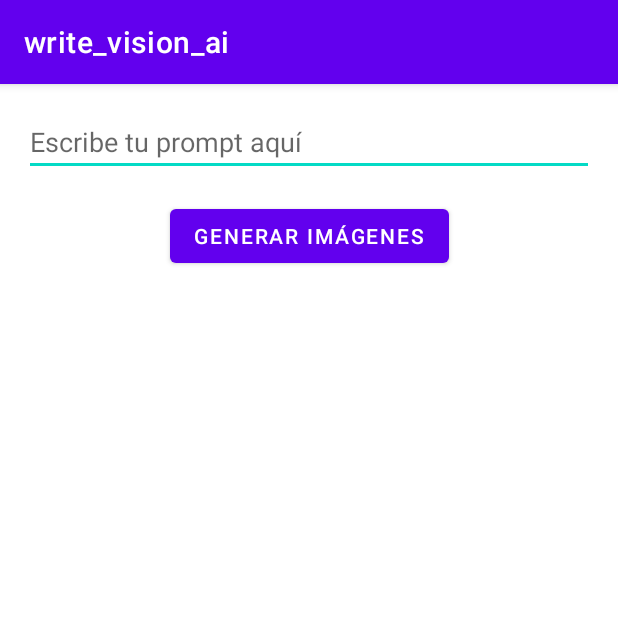
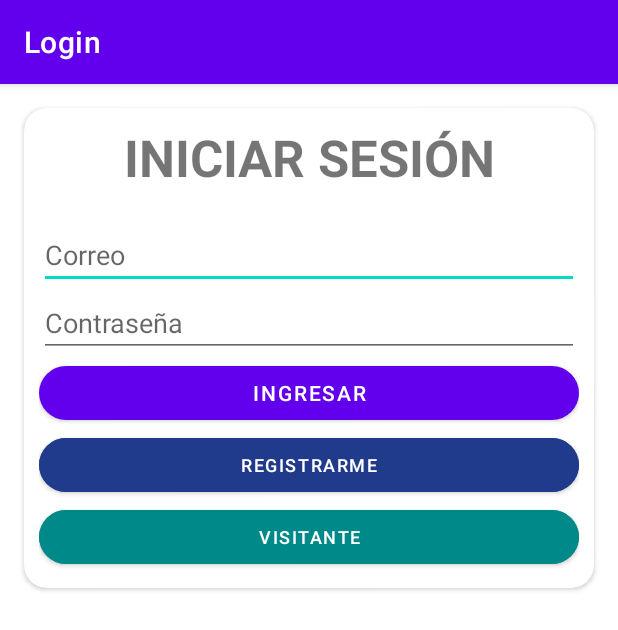
Before and after one commit to spardoc/StoryLens, an Android app: the screen it shows after launch (MainActivity before the commit, LoginActivity after it), on a phone screen of 412 x 824 dp. Shown: the top 630 px of the screen. Run offline under Robolectric (Android 15) with nearby library versions, the phone set to English and light mode, and no system bars; our stand-ins replace Firebase (no records; nobody signed in at launch, a user with empty details on screens opened directly).

Commit message:
added login and registration in firebase

```diff
--- /dev/null
+++ b/app/src/main/java/com/example/write_vision_ai/LoginActivity.java
@@ -0,0 +1,124 @@
+package com.example.write_vision_ai;
+
+import android.os.Bundle;
+
+import androidx.activity.EdgeToEdge;
+import androidx.appcompat.app.AppCompatActivity;
+import androidx.core.graphics.Insets;
+import androidx.core.view.ViewCompat;
+import androidx.core.view.WindowInsetsCompat;
+
+import androidx.annotation.NonNull;
+
+import android.content.Intent;
+import android.view.View;
+import android.widget.Button;
+import android.widget.EditText;
+import android.widget.Toast;
+
+import com.google.android.gms.tasks.OnCompleteListener;
+import com.google.android.gms.tasks.OnFailureListener;
+import com.google.android.gms.tasks.Task;
+import com.google.firebase.auth.AuthResult;
+import com.google.firebase.auth.FirebaseAuth;
+import com.google.firebase.auth.FirebaseUser;
+
+
+public class LoginActivity extends AppCompatActivity {
+
+    Button btn_login, btn_register, btn_login_anonymous;
+    EditText email, password;
+    FirebaseAuth mAuth;
+
+    @Override
+    protected void onCreate(Bundle savedInstanceState) {
+        super.onCreate(savedInstanceState);
+        setContentView(R.layout.activity_login);
+        this.setTitle("Login");
+
+        mAuth = FirebaseAuth.getInstance();
+
+        email = findViewById(R.id.correo);
+        password = findViewById(R.id.contrasena);
+        btn_login = findViewById(R.id.btn_ingresar);
+        btn_register = findViewById(R.id.btn_register);
+        btn_login_anonymous = findViewById(R.id.btn_anonymous);
+
+        btn_login.setOnClickListener(new View.OnClickListener() {
+            @Override
+            public void onClick(View view) {
+                String emailUser = email.getText().toString().trim();
+                String passUser = password.getText().toString().trim();
+
+                if (emailUser.isEmpty() && passUser.isEmpty()){
+                    Toast.makeText(LoginActivity.this, "Ingresar los datos", Toast.LENGTH_SHORT).show();
+                }else{
+                    loginUser(emailUser, passUser);
+                }
+            }
+        });
+
+        btn_register.setOnClickListener(new View.OnClickListener() {
+            @Override
+            public void onClick(View view) {
+                startActivity(new Intent(LoginActivity.this, RegisterActivity.class));
+            }
+        });
+
+        btn_login_anonymous.setOnClickListener(new View.OnClickListener() {
+            @Override
+            public void onClick(View view) {
+                loginAnonymous();
+            }
+        });
+    }
+
+    private void loginAnonymous() {
+        mAuth.signInAnonymously()
+                .addOnCompleteListener(this, new OnCompleteListener<AuthResult>() {
+                    @Override
+                    public void onComplete(@NonNull Task<AuthResult> task) {
+                        if(task.isSuccessful()){
+                            FirebaseUser user = mAuth.getCurrentUser();
+                            startActivity(new Intent(LoginActivity.this, MainActivity.class));
+                        }
+                    }
+                }).addOnFailureListener(new OnFailureListener() {
+                    @Override
+                    public void onFailure(@NonNull Exception e) {
+                        Toast.makeText(LoginActivity.this, "Error al acceder", Toast.LENGTH_SHORT).show();
+                    }
+                });
+    }
+
+    private void loginUser(String emailUser, String passUser) {
+        mAuth.signInWithEmailAndPassword(emailUser, passUser).addOnCompleteListener(new OnCompleteListener<AuthResult>() {
+            @Override
+            public void onComplete(@NonNull Task<AuthResult> task) {
+                if (task.isSuccessful()){
+                    finish();
+                    startActivity(new Intent(LoginActivity.this, MainActivity.class));
+                    Toast.makeText(LoginActivity.this, "Bienvenido", Toast.LENGTH_SHORT).show();
+                }else{
+                    Toast.makeText(LoginActivity.this, "Error", Toast.LENGTH_SHORT).show();
+                }
+            }
+        }).addOnFailureListener(new OnFailureListener() {
+            @Override
+            public void onFailure(@NonNull Exception e) {
+                Toast.makeText(LoginActivity.this, "Error al inciar sesión", Toast.LENGTH_SHORT).show();
+            }
+        });
+    }
+
+    @Override
+    protected void onStart() {
+        super.onStart();
+        FirebaseUser user = mAuth.getCurrentUser();
+        if (user != null){
+            startActivity(new Intent(LoginActivity.this, MainActivity.class));
+            finish();
+        }
+    }
+
+}
--- /dev/null
+++ b/app/src/main/res/layout/activity_login.xml
@@ -0,0 +1,82 @@
+<?xml version="1.0" encoding="utf-8"?>
+<androidx.constraintlayout.widget.ConstraintLayout xmlns:android="http://schemas.android.com/apk/res/android"
+    xmlns:app="http://schemas.android.com/apk/res-auto"
+    xmlns:tools="http://schemas.android.com/tools"
+    android:layout_width="match_parent"
+    android:layout_height="match_parent"
+    tools:context=".LoginActivity">
+
+    <androidx.cardview.widget.CardView
+        android:id="@+id/cardView2"
+        android:layout_width="0dp"
+        android:layout_height="wrap_content"
+        android:layout_marginStart="16dp"
+        android:layout_marginTop="16dp"
+        android:layout_marginEnd="16dp"
+        app:cardCornerRadius="15dp"
+        app:layout_constraintEnd_toEndOf="parent"
+        app:layout_constraintStart_toStartOf="parent"
+        app:layout_constraintTop_toTopOf="parent">
+
+        <LinearLayout
+            android:layout_width="match_parent"
+            android:layout_height="match_parent"
+            android:orientation="vertical"
+            android:padding="10dp">
+
+            <TextView
+                android:layout_width="match_parent"
+                android:layout_height="wrap_content"
+                android:text="INICIAR SESIÓN"
+                android:textAlignment="center"
+                android:textSize="34sp"
+                android:textStyle="bold" />
+
+            <Space
+                android:layout_width="match_parent"
+                android:layout_height="20dp" />
+
+            <EditText
+                android:id="@+id/correo"
+                android:layout_width="match_parent"
+                android:layout_height="wrap_content"
+                android:ems="10"
+                android:hint="Correo"
+                android:inputType="textPersonName" />
+
+            <EditText
+                android:id="@+id/contrasena"
+                android:layout_width="match_parent"
+                android:layout_height="wrap_content"
+                android:ems="10"
+                android:hint="Contraseña"
+                android:inputType="textPassword" />
+
+            <Button
+                android:id="@+id/btn_ingresar"
+                android:layout_width="match_parent"
+                android:layout_height="wrap_content"
+                android:text="Ingresar"
+                app:cornerRadius="50dp" />
+
+            <Button
+                android:id="@+id/btn_register"
+                android:layout_width="match_parent"
+                android:layout_height="wrap_content"
+                android:backgroundTint="#203B8B"
+                android:text="registrarme"
+                android:textSize="12sp"
+                app:cornerRadius="50dp" />
+
+            <Button
+                android:id="@+id/btn_anonymous"
+                android:layout_width="match_parent"
+                android:layout_height="wrap_content"
+                android:backgroundTint="#008989"
+                android:text="Visitante"
+                android:textSize="12sp"
+                app:cornerRadius="50dp" />
+        </LinearLayout>
+    </androidx.cardview.widget.CardView>
+
+</androidx.constraintlayout.widget.ConstraintLayout>
--- a/build.gradle.kts
+++ b/build.gradle.kts
@@ -1,4 +1,5 @@
 // Top-level build file where you can add configuration options common to all sub-projects/modules.
 plugins {
     alias(libs.plugins.android.application) apply false
+    id("com.google.gms.google-services") version "4.4.2" apply false
 }
--- a/gradle/libs.versions.toml
+++ b/gradle/libs.versions.toml
@@ -14,6 +14,8 @@ json = "20210307"
 dotenv = "5.2.2"
 activity = "1.8.0"
 camerax = "1.3.0"
+playServicesTasks = "18.3.0"
+firebaseFirestore = "25.1.4"
 
 [libraries]
 junit = { group = "junit", name = "junit", version.ref = "junit" }
@@ -36,6 +38,8 @@ camerax-core = { module = "androidx.camera:camera-core", version.ref = "camerax"
 camerax-camera2 = { module = "androidx.camera:camera-camera2", version.ref = "camerax" }
 camerax-lifecycle = { module = "androidx.camera:camera-lifecycle", version.ref = "camerax" }
 camerax-view = { module = "androidx.camera:camera-view", version.ref = "camerax" }
+play-services-tasks = { group = "com.google.android.gms", name = "play-services-tasks", version.ref = "playServicesTasks" }
+firebase-firestore = { group = "com.google.firebase", name = "firebase-firestore", version.ref = "firebaseFirestore" }
 
 
 [plugins]
```
Also changed, not shown: app/build.gradle.kts (+10 -0 lines), app/src/main/AndroidManifest.xml (+8 -2 lines), app/src/main/java/com/example/write_vision_ai/RegisterActivity.java (added, +108 -0 lines), app/src/main/res/layout/activity_main.xml (+12 -1 lines), app/src/main/res/layout/activity_register.xml (added, +65 -0 lines), 1 other file.
